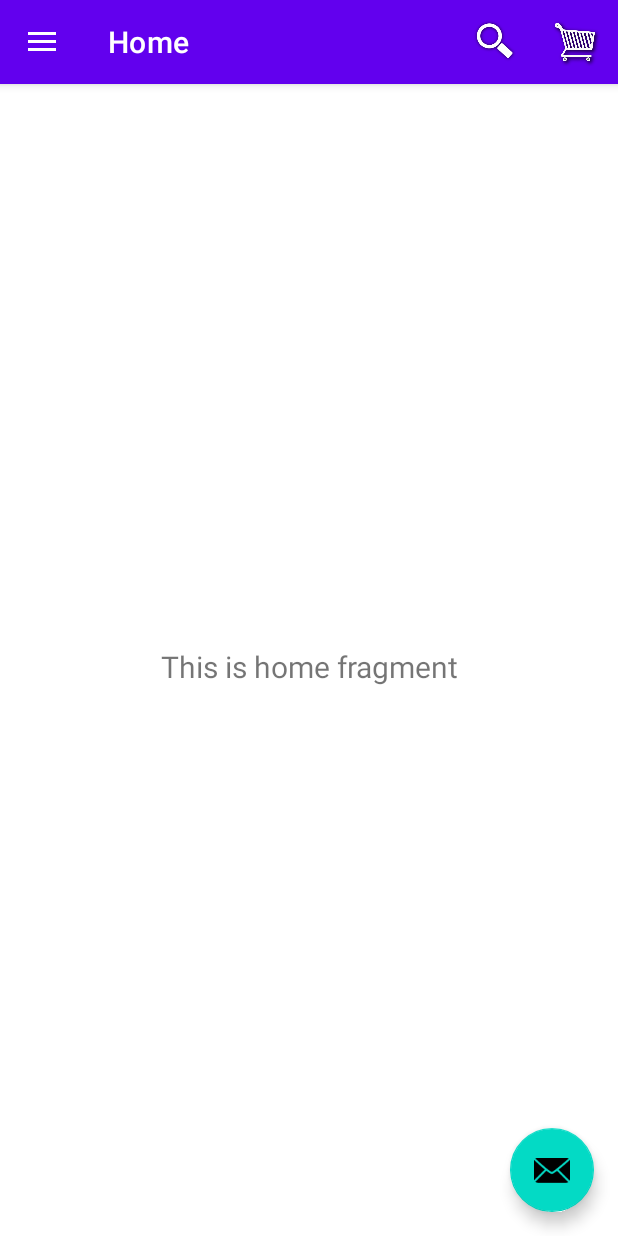
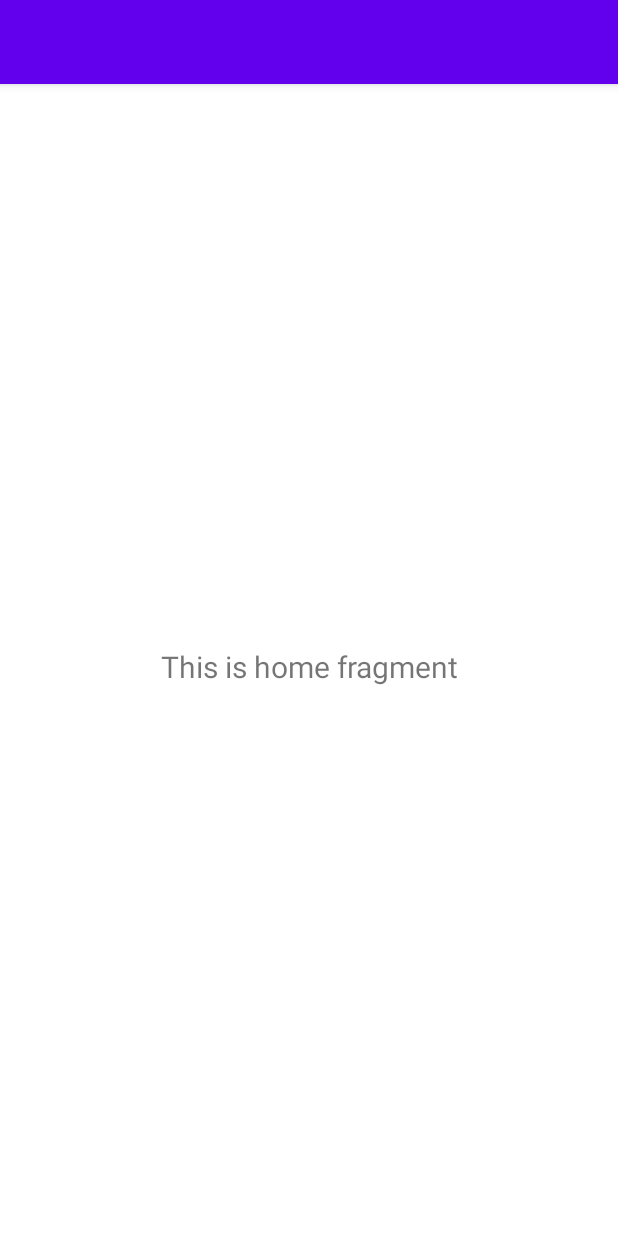
Before and after one commit to Pratiksha99-learner/crafthouse, an Android app: the navigation screen opened directly, with no data from a screen before it, on a phone screen of 412 x 824 dp. Run offline under Robolectric (Android 15) with nearby library versions, the phone set to English and light mode, and no system bars; our stand-ins replace navigation-ui; 1 statement that could not run was skipped.

Commit message:
modified files

```diff
--- a/app/src/main/java/com/mystore/crafthouse/navigation.java
+++ b/app/src/main/java/com/mystore/crafthouse/navigation.java
@@ -30,14 +30,14 @@ public class navigation extends AppCompatActivity {
         binding = ActivityNavigationBinding.inflate(getLayoutInflater());
         setContentView(binding.getRoot());
 
-        setSupportActionBar(binding.appBarNavigation.toolbar);
+        /*setSupportActionBar(binding.appBarNavigation.toolbar);
         binding.appBarNavigation.fab.setOnClickListener(new View.OnClickListener() {
             @Override
             public void onClick(View view) {
                 Snackbar.make(view, "Replace with your own action", Snackbar.LENGTH_LONG)
                         .setAction("Action", null).show();
             }
-        });
+        });*/
         DrawerLayout drawer = binding.drawerLayout;
         NavigationView navigationView = binding.navView;
         // Passing each menu ID as a set of Ids because each
--- a/app/src/main/res/layout/app_bar_navigation.xml
+++ b/app/src/main/res/layout/app_bar_navigation.xml
@@ -24,12 +24,12 @@
 
     <include layout="@layout/content_navigation" />
 
-    <com.google.android.material.floatingactionbutton.FloatingActionButton
+   <!-- <com.google.android.material.floatingactionbutton.FloatingActionButton
         android:id="@+id/fab"
         android:layout_width="wrap_content"
         android:layout_height="wrap_content"
         android:layout_gravity="bottom|end"
         android:layout_margin="@dimen/fab_margin"
-        app:srcCompat="@android:drawable/ic_dialog_email" />
+        app:srcCompat="@android:drawable/ic_dialog_email" />-->
 
 </androidx.coordinatorlayout.widget.CoordinatorLayout>
--- a/app/src/main/res/layout/content_navigation.xml
+++ b/app/src/main/res/layout/content_navigation.xml
@@ -13,8 +13,18 @@
         android:layout_width="match_parent"
         android:layout_height="match_parent"
         app:defaultNavHost="true"
+        app:layout_constraintHorizontal_bias="1.0"
         app:layout_constraintLeft_toLeftOf="parent"
         app:layout_constraintRight_toRightOf="parent"
         app:layout_constraintTop_toTopOf="parent"
         app:navGraph="@navigation/mobile_navigation" />
+
+    <androidx.recyclerview.widget.RecyclerView
+        android:id="@+id/category_recyclerview"
+        android:layout_width="match_parent"
+        android:layout_height="wrap_content"
+        app:layout_constraintEnd_toEndOf="parent"
+        app:layout_constraintStart_toStartOf="parent"
+        tools:layout_editor_absoluteY="1dp" />
+
 </androidx.constraintlayout.widget.ConstraintLayout>
```
